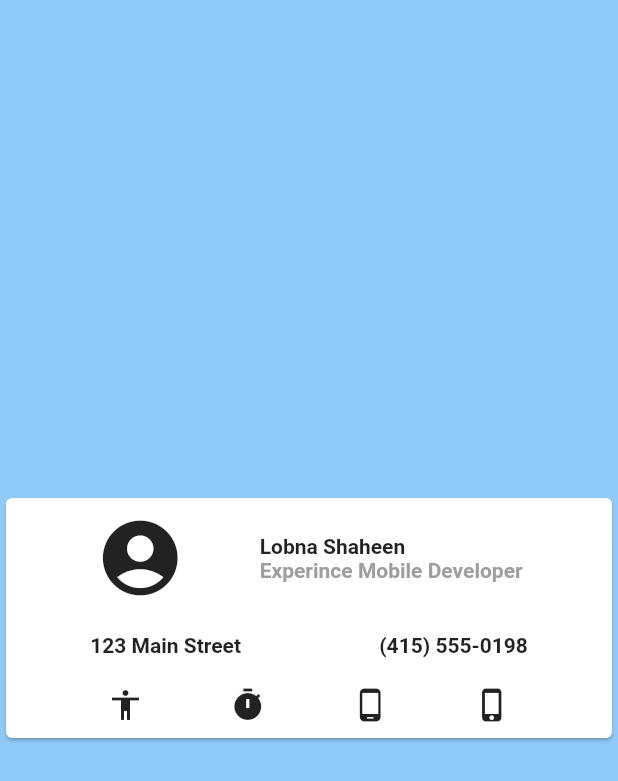
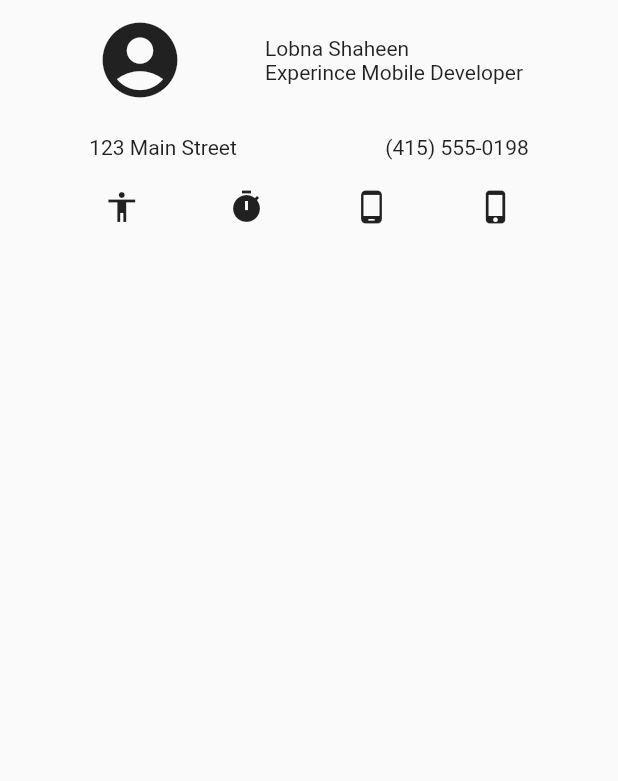
Before and after one commit to lobna95/CSC422-Fall2021, a Flutter app: the screen it shows after launch, on a phone screen of 412 x 824 dp. Shown: the top 781 px of the screen. Run offline on Flutter 3.47's test engine with Material 2 defaults, Android fonts, the phone set to English and light mode, and no system bars.

Commit message:
Lab 3 Business Card

```diff
--- a/lab3_business_card/lib/main.dart
+++ b/lab3_business_card/lib/main.dart
@@ -1,55 +1,39 @@
 import 'package:flutter/material.dart';
 
 void main() {
-  runApp(const MyApp());
+  runApp(MyApp());
 }
 
 class MyApp extends StatelessWidget {
-  const MyApp({Key? key}) : super(key: key);
-
   // This widget is the root of your application.
   @override
   Widget build(BuildContext context) {
     return MaterialApp(
         title: 'Flutter Demo',
         home: Scaffold(
-          backgroundColor: Colors.blue[200],
-          body: SafeArea(
-            child: Center(
-              child: Card(
-                child: Column(
-                  mainAxisSize: MainAxisSize.min,
-                  children: [TopBar(), MiddleBar(), ButtomBar()],
-                ),
-              ),
-            ),
+          body: Column(
+            mainAxisSize: MainAxisSize.min,
+            children: [Part1(), Part2(), Part3()],
           ),
         ));
   }
 }
 
-class TopBar extends StatelessWidget {
+class Part1 extends StatelessWidget {
   @override
   Widget build(BuildContext context) {
-    return Container(
-        padding: const EdgeInsets.all(10),
+    return Padding(
+        padding: EdgeInsets.all(10),
         child: Row(
           mainAxisAlignment: MainAxisAlignment.spaceEvenly,
           children: [
-            const Icon(Icons.account_circle, size: 60),
+            Icon(Icons.account_circle, size: 60),
             Column(
               mainAxisSize: MainAxisSize.min,
               crossAxisAlignment: CrossAxisAlignment.start,
-              children: const [
-                Text(
-                  "Lobna Shaheen",
-                  style: TextStyle(fontWeight: FontWeight.bold),
-                ),
-                Text(
-                  "Experince Mobile Developer",
-                  style: TextStyle(
-                      fontWeight: FontWeight.bold, color: Colors.grey),
-                )
+              children: [
+                Text("Lobna Shaheen"),
+                Text("Experince Mobile Developer")
               ],
             )
           ],
@@ -57,38 +41,30 @@ class TopBar extends StatelessWidget {
   }
 }
 
-class MiddleBar extends StatelessWidget {
+class Part2 extends StatelessWidget {
   @override
   Widget build(BuildContext context) {
-    return Container(
-      padding: const EdgeInsets.all(10),
+    return Padding(
+      padding: EdgeInsets.all(10),
       child: Row(
         mainAxisAlignment: MainAxisAlignment.spaceAround,
-        children: const [
-          Text(
-            "123 Main Street",
-            style: TextStyle(fontWeight: FontWeight.bold),
-          ),
-          Text(
-            "(415) 555-0198",
-            style: TextStyle(fontWeight: FontWeight.bold),
-          ),
+        children: [
+          Text("123 Main Street"),
+          Text("(415) 555-0198"),
         ],
       ),
     );
   }
 }
 
-class ButtomBar extends StatelessWidget {
-  const ButtomBar({Key? key}) : super(key: key);
-
+class Part3 extends StatelessWidget {
   @override
   Widget build(BuildContext context) {
-    return Container(
-      padding: const EdgeInsets.all(10),
+    return Padding(
+      padding: EdgeInsets.all(10),
       child: Row(
         mainAxisAlignment: MainAxisAlignment.spaceEvenly,
-        children: const [
+        children: [
           Icon(Icons.accessibility),
           Icon(Icons.timer),
           Icon(Icons.phone_android),
```
Also changed, not shown: 1 other file.
